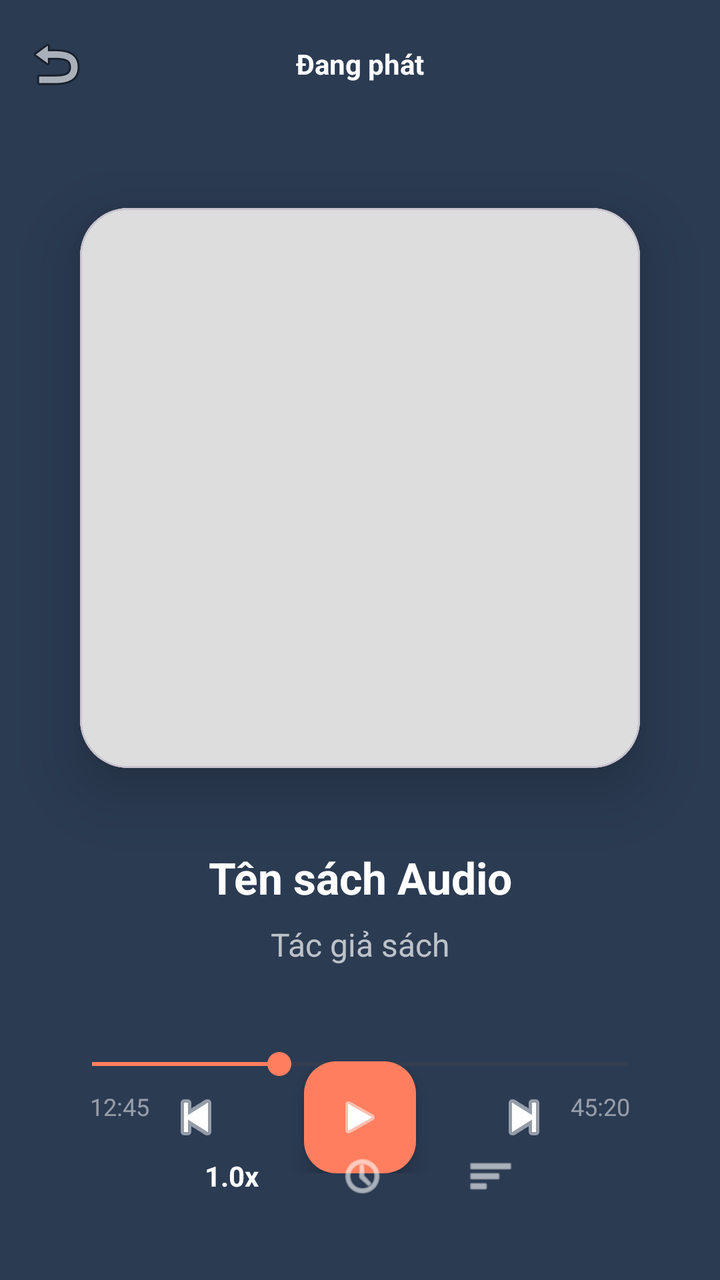
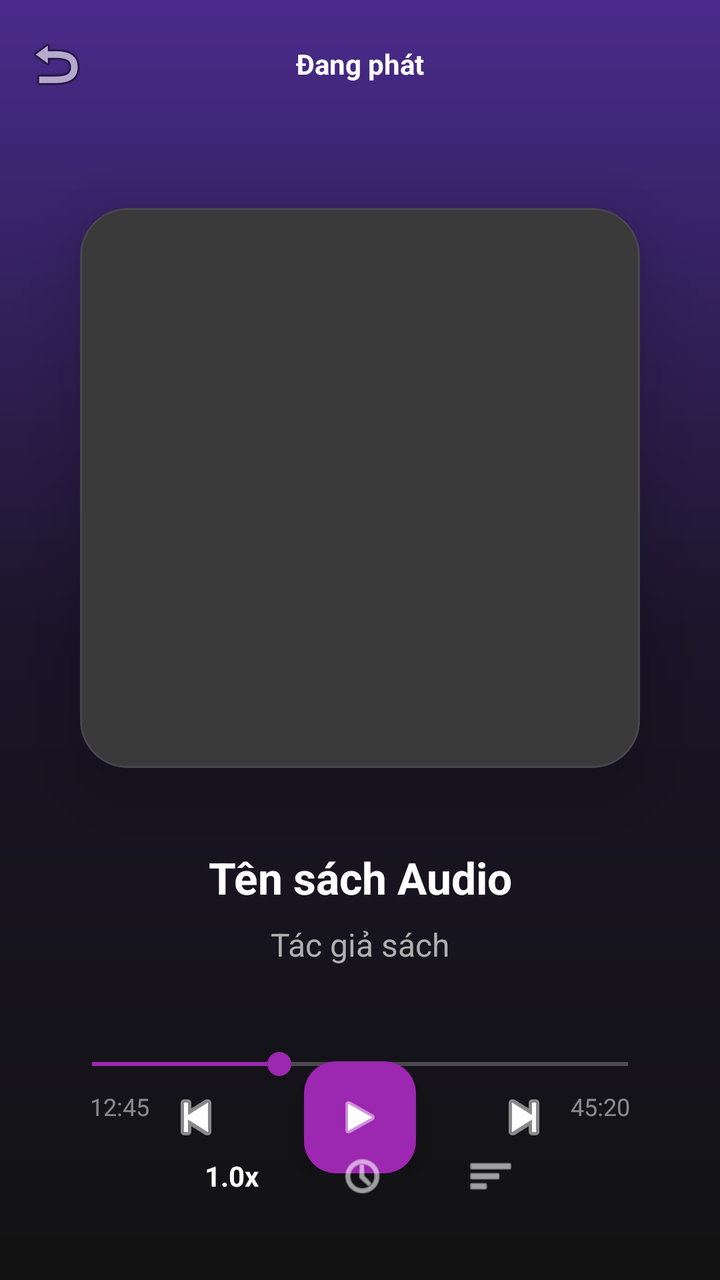

Two renders of the same Android screen: before a commit and after it. Below are the layout's source before the change and the commit's diff.
<!-- AndroidManifest.xml: application theme Theme.BookReadingApp -->
<!-- res/layout/activity_audio_player.xml -->
<?xml version="1.0" encoding="utf-8"?>
<androidx.constraintlayout.widget.ConstraintLayout xmlns:android="http://schemas.android.com/apk/res/android"
    xmlns:app="http://schemas.android.com/apk/res-auto"
    android:layout_width="match_parent"
    android:layout_height="match_parent"
    android:background="@color/brand_navy">

    
    <androidx.appcompat.widget.Toolbar
        android:id="@+id/player_toolbar"
        android:layout_width="match_parent"
        android:layout_height="?attr/actionBarSize"
        app:layout_constraintTop_toTopOf="parent"
        app:navigationIcon="@android:drawable/ic_menu_revert"
        app:navigationIconTint="@color/white">
        <TextView
            android:layout_width="wrap_content"
            android:layout_height="wrap_content"
            android:layout_gravity="center"
            android:text="Đang phát"
            android:textColor="@color/white"
            android:textStyle="bold" />
    </androidx.appcompat.widget.Toolbar>

    
    <com.google.android.material.card.MaterialCardView
        android:id="@+id/player_cover_card"
        android:layout_width="280dp"
        android:layout_height="280dp"
        android:layout_marginTop="40dp"
        app:cardCornerRadius="24dp"
        app:cardElevation="20dp"
        app:layout_constraintEnd_toEndOf="parent"
        app:layout_constraintStart_toStartOf="parent"
        app:layout_constraintTop_toBottomOf="@id/player_toolbar">
        <ImageView
            android:layout_width="match_parent"
            android:layout_height="match_parent"
            android:background="#DDD"
            android:scaleType="centerCrop" />
    </com.google.android.material.card.MaterialCardView>

    
    <TextView
        android:id="@+id/player_title"
        android:layout_width="match_parent"
        android:layout_height="wrap_content"
        android:layout_marginTop="40dp"
        android:gravity="center"
        android:paddingHorizontal="40dp"
        android:text="Tên sách Audio"
        android:textColor="@color/white"
        android:textSize="22sp"
        android:textStyle="bold"
        app:layout_constraintTop_toBottomOf="@id/player_cover_card" />

    <TextView
        android:id="@+id/player_author"
        android:layout_width="match_parent"
        android:layout_height="wrap_content"
        android:layout_marginTop="8dp"
        android:gravity="center"
        android:text="Tác giả sách"
        android:textColor="#B0FFFFFF"
        android:textSize="16sp"
        app:layout_constraintTop_toBottomOf="@id/player_title" />

    
    <SeekBar
        android:id="@+id/player_seekbar"
        android:layout_width="match_parent"
        android:layout_height="wrap_content"
        android:layout_marginHorizontal="30dp"
        android:layout_marginTop="40dp"
        android:progress="35"
        android:progressTint="@color/brand_orange"
        android:thumbTint="@color/brand_orange"
        app:layout_constraintTop_toBottomOf="@id/player_author" />

    <LinearLayout
        android:layout_width="match_parent"
        android:layout_height="wrap_content"
        android:layout_marginHorizontal="45dp"
        android:layout_marginTop="4dp"
        android:orientation="horizontal"
        app:layout_constraintTop_toBottomOf="@id/player_seekbar">
        <TextView
            android:layout_width="0dp"
            android:layout_height="wrap_content"
            android:layout_weight="1"
            android:text="12:45"
            android:textColor="#80FFFFFF"
            android:textSize="12sp" />
        <TextView
            android:layout_width="wrap_content"
            android:layout_height="wrap_content"
            android:text="45:20"
            android:textColor="#80FFFFFF"
            android:textSize="12sp" />
    </LinearLayout>

    
    <LinearLayout
        android:id="@+id/player_controls"
        android:layout_width="match_parent"
        android:layout_height="wrap_content"
        android:gravity="center"
        android:orientation="horizontal"
        app:layout_constraintBottom_toTopOf="@id/player_footer_actions"
        app:layout_constraintTop_toBottomOf="@id/player_seekbar">

        <ImageButton
            android:layout_width="48dp"
            android:layout_height="48dp"
            android:background="?attr/selectableItemBackgroundBorderless"
            android:src="@android:drawable/ic_media_previous"
            app:tint="@color/white" />

        <com.google.android.material.floatingactionbutton.FloatingActionButton
            android:layout_width="wrap_content"
            android:layout_height="wrap_content"
            android:layout_marginHorizontal="30dp"
            android:src="@android:drawable/ic_media_play"
            app:backgroundTint="@color/brand_orange"
            app:fabSize="normal"
            app:tint="@color/white" />

        <ImageButton
            android:layout_width="48dp"
            android:layout_height="48dp"
            android:background="?attr/selectableItemBackgroundBorderless"
            android:src="@android:drawable/ic_media_next"
            app:tint="@color/white" />
    </LinearLayout>

    
    <LinearLayout
        android:id="@+id/player_footer_actions"
        android:layout_width="match_parent"
        android:layout_height="wrap_content"
        android:layout_marginBottom="40dp"
        android:gravity="center"
        android:orientation="horizontal"
        app:layout_constraintBottom_toBottomOf="parent">

        <TextView
            android:layout_width="wrap_content"
            android:layout_height="wrap_content"
            android:layout_marginHorizontal="20dp"
            android:text="1.0x"
            android:textColor="@color/white"
            android:textStyle="bold" />

        <ImageView
            android:layout_width="24dp"
            android:layout_height="24dp"
            android:layout_marginHorizontal="20dp"
            android:src="@android:drawable/ic_menu_recent_history"
            app:tint="@color/white" />

        <ImageView
            android:layout_width="24dp"
            android:layout_height="24dp"
            android:layout_marginHorizontal="20dp"
            android:src="@android:drawable/ic_menu_sort_by_size"
            app:tint="@color/white" />

    </LinearLayout>

</androidx.constraintlayout.widget.ConstraintLayout>
<!-- resources referenced by this layout -->
<resources>
  <color name="brand_navy">#2B3B52</color>
  <color name="brand_orange">#FF7E5F</color>
  <color name="white">#FFFFFF</color>
  <style name="Theme.BookReadingApp" parent="Base.Theme.BookReadingApp" />
  <style name="Base.Theme.BookReadingApp" parent="Theme.Material3.DayNight.NoActionBar">
          
          <item name="colorPrimary">@color/primary</item>
          <item name="android:windowBackground">@color/background_pastel</item>
          <item name="android:statusBarColor">@color/background_pastel</item>
          <item name="android:windowLightStatusBar" tools:targetApi="m">true</item>
      </style>
  <color name="primary">@color/brand_orange</color>
  <color name="background_pastel">#FFFBF7</color>
</resources>

<!-- the commit's change to res/layout/activity_audio_player.xml (unified diff, before → after) -->
@@ -3,7 +3,7 @@
     xmlns:app="http://schemas.android.com/apk/res-auto"
     android:layout_width="match_parent"
     android:layout_height="match_parent"
-    android:background="@color/brand_navy">
+    android:background="@drawable/bg_header_gradient">
 
     
     <androidx.appcompat.widget.Toolbar
@@ -36,7 +36,7 @@
         <ImageView
             android:layout_width="match_parent"
             android:layout_height="match_parent"
-            android:background="#DDD"
+            android:background="@color/placeholder"
             android:scaleType="centerCrop" />
     </com.google.android.material.card.MaterialCardView>
 
@@ -61,7 +61,7 @@
         android:layout_marginTop="8dp"
         android:gravity="center"
         android:text="Tác giả sách"
-        android:textColor="#B0FFFFFF"
+        android:textColor="@color/text_on_primary_muted"
         android:textSize="16sp"
         app:layout_constraintTop_toBottomOf="@id/player_title" />
 
@@ -89,13 +89,13 @@
             android:layout_height="wrap_content"
             android:layout_weight="1"
             android:text="12:45"
-            android:textColor="#80FFFFFF"
+            android:textColor="@color/tab_unselected"
             android:textSize="12sp" />
         <TextView
             android:layout_width="wrap_content"
             android:layout_height="wrap_content"
             android:text="45:20"
-            android:textColor="#80FFFFFF"
+            android:textColor="@color/tab_unselected"
             android:textSize="12sp" />
     </LinearLayout>
 
<!-- resource entries referenced after the edit -->
@@ -1,17 +1,44 @@
 <!-- resources referenced by this layout -->
 <resources>
-  <color name="brand_navy">#2B3B52</color>
-  <color name="brand_orange">#FF7E5F</color>
+  <color name="brand_orange">@color/brand_purple</color>
+  <color name="placeholder">#3A3A3A</color>
+  <color name="tab_unselected">#80FFFFFF</color>
+  <color name="text_on_primary_muted">#B0B0B0</color>
   <color name="white">#FFFFFF</color>
+  <!-- drawable bg_header_gradient (drawable) -->
+  <?xml version="1.0" encoding="utf-8"?>
+  <shape xmlns:android="http://schemas.android.com/apk/res/android">
+      <gradient
+          android:angle="270"
+          android:centerColor="#1A1528"
+          android:endColor="#121212"
+          android:startColor="#4A2B8C"
+          android:type="linear" />
+  </shape>
   <style name="Theme.BookReadingApp" parent="Base.Theme.BookReadingApp" />
-  <style name="Base.Theme.BookReadingApp" parent="Theme.Material3.DayNight.NoActionBar">
-          
-          <item name="colorPrimary">@color/primary</item>
-          <item name="android:windowBackground">@color/background_pastel</item>
-          <item name="android:statusBarColor">@color/background_pastel</item>
-          <item name="android:windowLightStatusBar" tools:targetApi="m">true</item>
+  <color name="brand_purple">#9C27B0</color>
+  <style name="Base.Theme.BookReadingApp" parent="Theme.Material3.Dark.NoActionBar">
+          <item name="colorPrimary">@color/brand_purple</item>
+          <item name="colorOnPrimary">@color/white</item>
+          <item name="colorPrimaryContainer">@color/brand_purple_deep</item>
+          <item name="colorOnPrimaryContainer">@color/white</item>
+          <item name="colorSecondary">@color/brand_green</item>
+          <item name="colorOnSecondary">@color/white</item>
+          <item name="colorSurface">@color/surface_card</item>
+          <item name="colorOnSurface">@color/white</item>
+          <item name="colorSurfaceVariant">@color/surface_elevated</item>
+          <item name="colorOnSurfaceVariant">@color/brand_text_gray</item>
+          <item name="android:colorBackground">@color/background_dark</item>
+          <item name="android:windowBackground">@color/background_dark</item>
+          <item name="android:statusBarColor">@color/background_dark</item>
+          <item name="android:navigationBarColor">@color/background_dark</item>
+          <item name="android:windowLightStatusBar" tools:targetApi="m">false</item>
       </style>
-  <color name="primary">@color/brand_orange</color>
-  <color name="background_pastel">#FFFBF7</color>
+  <color name="brand_purple_deep">#4A2B8C</color>
+  <color name="brand_green">#4CAF50</color>
+  <color name="surface_card">#1E1E1E</color>
+  <color name="surface_elevated">#2A2A2A</color>
+  <color name="brand_text_gray">#B0B0B0</color>
+  <color name="background_dark">#121212</color>
 </resources>
 
